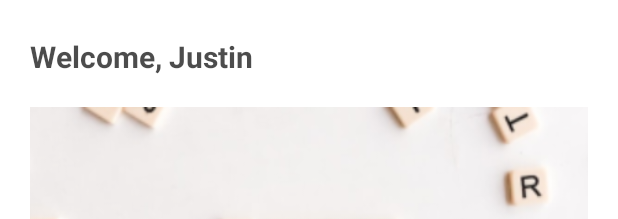
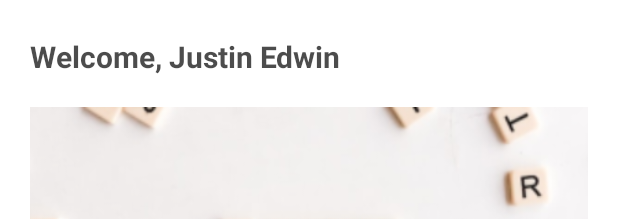
Before and after one commit to Justin-A9/Word-splash, an Android app: the layout fragment_home.xml on its own in the app's theme, with its tools: preview values and no code run, on a phone screen of 412 x 824 dp. Shown: the top 219 px of the screen. Run offline under Robolectric (Android 15) with nearby library versions, the phone set to English and light mode, and no system bars; plain views replace CircleIndicator; Roboto replaces fonts that are not available here.

Commit message:
UI Changes

```diff
--- a/app/src/main/res/layout/fragment_home.xml
+++ b/app/src/main/res/layout/fragment_home.xml
@@ -36,7 +36,7 @@
         android:id="@+id/welcome"
         android:layout_width="wrap_content"
         android:layout_height="wrap_content"
-        android:text="Welcome, Justin"
+        android:text="Welcome, Justin Edwin"
         android:textColor="#B3000000"
         android:textSize="20sp"
         android:layout_marginTop="24dp"
```
